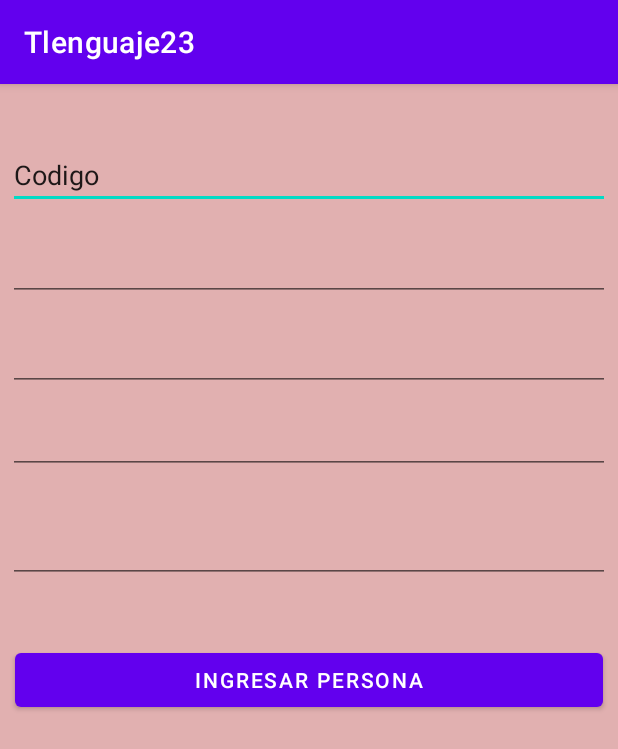
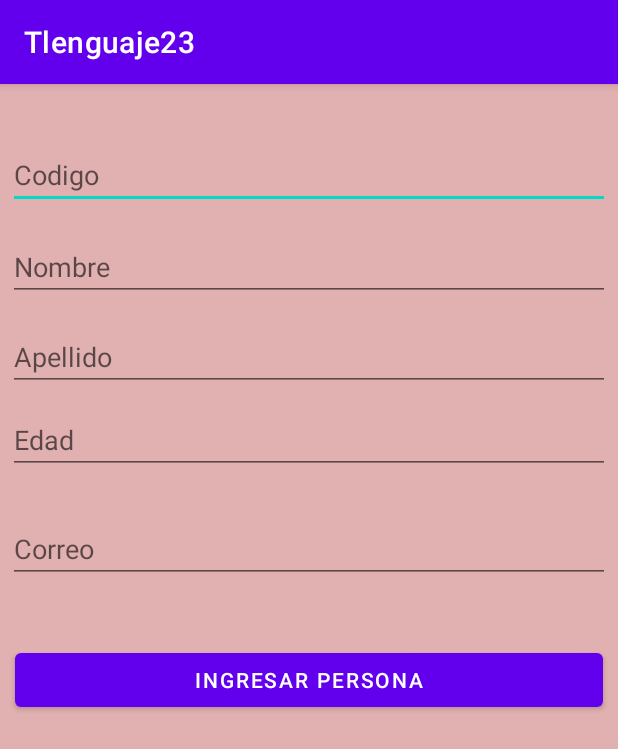
Before and after one commit to 12Misael/Tlenguaje23, an Android app: the screen it shows after launch (ActivityIngresar), after a tap on "INGRESAR PERSONA", on a phone screen of 412 x 824 dp. Shown: the top 749 px of the screen. Run offline under Robolectric (Android 15) with nearby library versions, the phone set to English and light mode, and no system bars.

Commit message:
Cambios al 3/03/2023

```diff
--- a/app/src/main/java/com/example/tlenguaje23/configuracion/Transacciones.java
+++ b/app/src/main/java/com/example/tlenguaje23/configuracion/Transacciones.java
@@ -17,8 +17,8 @@ public class Transacciones
     public static String coreo="coreo";
 
     //Consultas SQL DDL
-    public static String CreateTBPersonas = "CREATE TABLE personas (id INTERGER PRIMARY KEY AUTOINCREMENT," +
-            "nombres TEXT, apellidos TEXT, edad TEXT, coreo TEXT)";
+    public static String CreateTBPersonas = "CREATE TABLE personas (id INTEGER PRIMARY KEY AUTOINCREMENT," +
+            "nombres TEXT, apellidos TEXT, edad INTEGER, coreo TEXT)";
     public  static String DropTBPersonas = "DROP TABLE IF EXISTS personas";
 
 
--- a/app/src/main/res/layout/activity_ingresar.xml
+++ b/app/src/main/res/layout/activity_ingresar.xml
@@ -15,8 +15,8 @@
         android:layout_marginTop="10dp"
         android:layout_marginEnd="5dp"
         android:ems="10"
+        android:hint="Codigo"
         android:inputType="textPersonName"
-        android:text="Codigo"
         app:layout_constraintBottom_toBottomOf="parent"
         app:layout_constraintEnd_toEndOf="parent"
         app:layout_constraintHorizontal_bias="0.547"
@@ -32,14 +32,14 @@
         android:layout_marginTop="10dp"
         android:layout_marginEnd="5dp"
         android:ems="10"
+        android:hint="Nombre"
         android:inputType="textPersonName"
         app:layout_constraintBottom_toBottomOf="parent"
         app:layout_constraintEnd_toEndOf="parent"
         app:layout_constraintHorizontal_bias="0.0"
         app:layout_constraintStart_toStartOf="parent"
         app:layout_constraintTop_toTopOf="parent"
-        app:layout_constraintVertical_bias="0.125"
-        tools:text="Nombres" />
+        app:layout_constraintVertical_bias="0.125" />
 
     <EditText
         android:id="@+id/txtapellidos"
@@ -49,14 +49,14 @@
         android:layout_marginTop="10dp"
         android:layout_marginEnd="5dp"
         android:ems="10"
+        android:hint="Apellido"
         android:inputType="textPersonName"
         app:layout_constraintBottom_toBottomOf="parent"
         app:layout_constraintEnd_toEndOf="parent"
         app:layout_constraintHorizontal_bias="0.0"
         app:layout_constraintStart_toStartOf="parent"
         app:layout_constraintTop_toTopOf="parent"
-        app:layout_constraintVertical_bias="0.21"
-        tools:text="Apellidos" />
+        app:layout_constraintVertical_bias="0.21" />
 
     <EditText
         android:id="@+id/txtedad"
@@ -66,8 +66,8 @@
         android:layout_marginTop="10dp"
         android:layout_marginEnd="5dp"
         android:ems="10"
+        android:hint="Edad"
         android:inputType="textPersonName"
-        android:text="Edad"
         app:layout_constraintBottom_toBottomOf="parent"
         app:layout_constraintEnd_toEndOf="parent"
         app:layout_constraintHorizontal_bias="0.0"
@@ -83,8 +83,8 @@
         android:layout_marginTop="10dp"
         android:layout_marginEnd="5dp"
         android:ems="10"
+        android:hint="Correo"
         android:inputType="textPersonName"
-        android:text="Correo"
         app:layout_constraintBottom_toBottomOf="parent"
         app:layout_constraintEnd_toEndOf="parent"
         app:layout_constraintHorizontal_bias="1.0"
```
